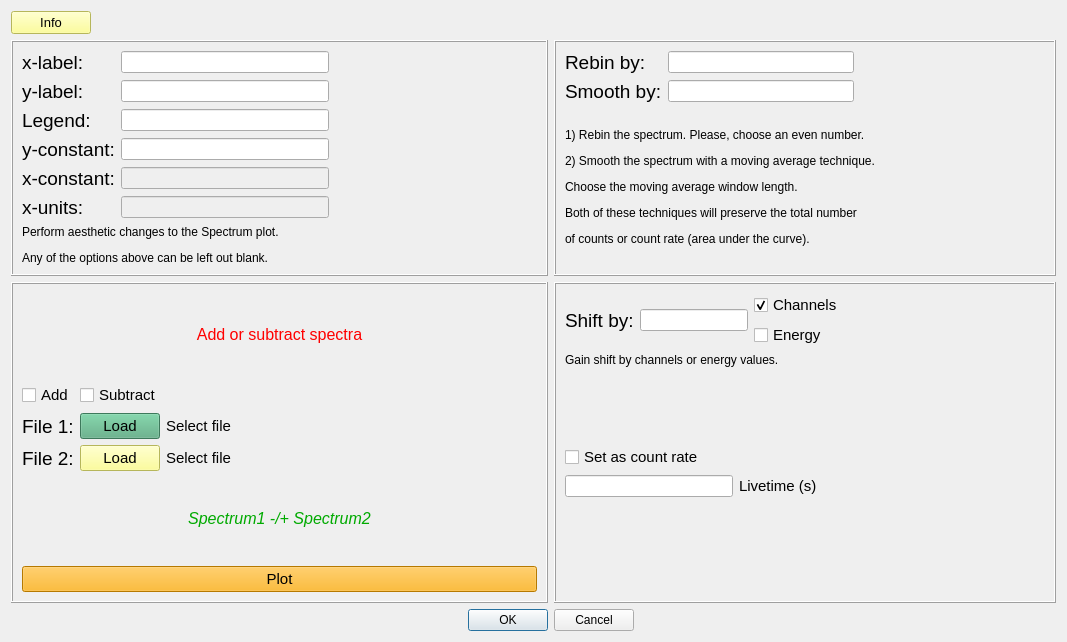
mauricioAyllon/NASA-gamma, file nasagamma/win_customize.ui: the form before one commit.
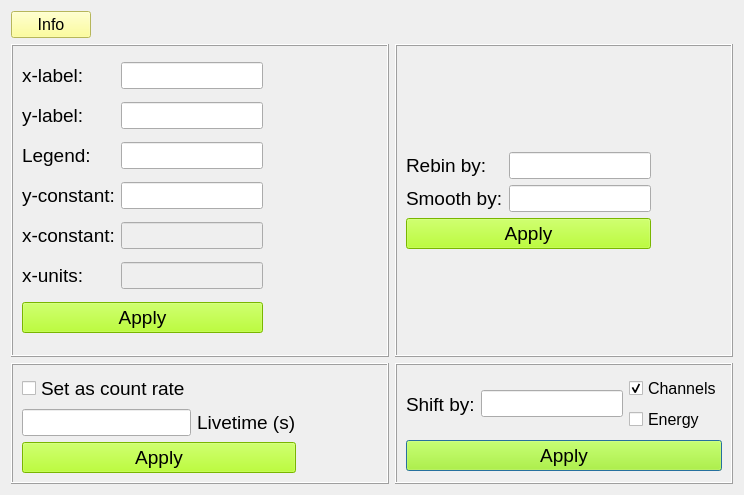
The form after the commit.

Commit message: Added info content to customize button, added new window for adding/subtracting spectra, and corresponding changes in main window

Patch:
```diff
--- a/nasagamma/win_customize.ui
+++ b/nasagamma/win_customize.ui
@@ -6,19 +6,238 @@
    <rect>
     <x>0</x>
     <y>0</y>
-    <width>1067</width>
-    <height>642</height>
+    <width>744</width>
+    <height>495</height>
    </rect>
   </property>
   <property name="windowTitle">
    <string>Dialog</string>
   </property>
   <layout class="QGridLayout" name="gridLayout">
+   <item row="2" column="2">
+    <widget class="QFrame" name="frame_4">
+     <property name="frameShape">
+      <enum>QFrame::Box</enum>
+     </property>
+     <property name="frameShadow">
+      <enum>QFrame::Raised</enum>
+     </property>
+     <layout class="QGridLayout" name="gridLayout_7">
+      <item row="0" column="0">
+       <layout class="QGridLayout" name="gridLayout_6">
+        <item row="0" column="0" rowspan="2">
+         <widget class="QLabel" name="label_10">
+          <property name="font">
+           <font>
+            <pointsize>14</pointsize>
+           </font>
+          </property>
+          <property name="text">
+           <string>Shift by:</string>
+          </property>
+         </widget>
+        </item>
+        <item row="0" column="2">
+         <widget class="QCheckBox" name="checkBox_ch">
+          <property name="font">
+           <font>
+            <pointsize>12</pointsize>
+           </font>
+          </property>
+          <property name="text">
+           <string>Channels</string>
+          </property>
+          <property name="checked">
+           <bool>true</bool>
+          </property>
+          <property name="autoExclusive">
+           <bool>true</bool>
+          </property>
+         </widget>
+        </item>
+        <item row="1" column="2">
+         <widget class="QCheckBox" name="checkBox_erg">
+          <property name="font">
+           <font>
+            <pointsize>12</pointsize>
+           </font>
+          </property>
+          <property name="text">
+           <string>Energy</string>
+          </property>
+          <property name="autoExclusive">
+           <bool>true</bool>
+          </property>
+         </widget>
+        </item>
+        <item row="0" column="1" rowspan="2">
+         <widget class="QLineEdit" name="shiftBy_txt">
+          <property name="font">
+           <font>
+            <pointsize>12</pointsize>
+           </font>
+          </property>
+         </widget>
+        </item>
+       </layout>
+      </item>
+      <item row="0" column="1">
+       <spacer name="horizontalSpacer_4">
+        <property name="orientation">
+         <enum>Qt::Horizontal</enum>
+        </property>
+        <property name="sizeHint" stdset="0">
+         <size>
+          <width>0</width>
+          <height>20</height>
+         </size>
+        </property>
+       </spacer>
+      </item>
+      <item row="1" column="0">
+       <widget class="QPushButton" name="button_apply_shift">
+        <property name="font">
+         <font>
+          <pointsize>14</pointsize>
+         </font>
+        </property>
+        <property name="styleSheet">
+         <string notr="true">background-color: rgb(170, 255, 0);</string>
+        </property>
+        <property name="text">
+         <string>Apply</string>
+        </property>
+       </widget>
+      </item>
+     </layout>
+    </widget>
+   </item>
+   <item row="1" column="2">
+    <widget class="QFrame" name="frame_2">
+     <property name="frameShape">
+      <enum>QFrame::Box</enum>
+     </property>
+     <property name="frameShadow">
+      <enum>QFrame::Raised</enum>
+     </property>
+     <layout class="QGridLayout" name="gridLayout_2">
+      <item row="1" column="1">
+       <widget class="QLineEdit" name="rebin_txt">
+        <property name="font">
+         <font>
+          <pointsize>12</pointsize>
+         </font>
+        </property>
+       </widget>
+      </item>
+      <item row="1" column="0">
+       <widget class="QLabel" name="label_7">
+        <property name="font">
+         <font>
+          <pointsize>14</pointsize>
+         </font>
+        </property>
+        <property name="text">
+         <string>Rebin by:</string>
+        </property>
+       </widget>
+      </item>
+      <item row="3" column="1">
+       <widget class="QLineEdit" name="smooth_txt">
+        <property name="font">
+         <font>
+          <pointsize>12</pointsize>
+         </font>
+        </property>
+       </widget>
+      </item>
+      <item row="3" column="0">
+       <widget class="QLabel" name="label_8">
+        <property name="font">
+         <font>
+          <pointsize>14</pointsize>
+         </font>
+        </property>
+        <property name="text">
+         <string>Smooth by:</string>
+        </property>
+       </widget>
+      </item>
+      <item row="3" column="2">
+       <spacer name="horizontalSpacer_2">
+        <property name="orientation">
+         <enum>Qt::Horizontal</enum>
+        </property>
+        <property name="sizeHint" stdset="0">
+         <size>
+          <width>53</width>
+          <height>20</height>
+         </size>
+        </property>
+       </spacer>
+      </item>
+      <item row="5" column="0">
+       <spacer name="verticalSpacer">
+        <property name="orientation">
+         <enum>Qt::Vertical</enum>
+        </property>
+        <property name="sizeHint" stdset="0">
+         <size>
+          <width>20</width>
+          <height>40</height>
+         </size>
+        </property>
+       </spacer>
+      </item>
+      <item row="4" column="0" colspan="2">
+       <widget class="QPushButton" name="button_apply_smooth">
+        <property name="font">
+         <font>
+          <pointsize>14</pointsize>
+         </font>
+        </property>
+        <property name="styleSheet">
+         <string notr="true">background-color: rgb(170, 255, 0);</string>
+        </property>
+        <property name="text">
+         <string>Apply</string>
+        </property>
+       </widget>
+      </item>
+      <item row="0" column="1">
+       <spacer name="verticalSpacer_2">
+        <property name="orientation">
+         <enum>Qt::Vertical</enum>
+        </property>
+        <property name="sizeHint" stdset="0">
+         <size>
+          <width>20</width>
+          <height>40</height>
+         </size>
+        </property>
+       </spacer>
+      </item>
+     </layout>
+    </widget>
+   </item>
+   <item row="0" column="1">
+    <spacer name="horizontalSpacer_5">
+     <property name="orientation">
+      <enum>Qt::Horizontal</enum>
+     </property>
+     <property name="sizeHint" stdset="0">
+      <size>
+       <width>40</width>
+       <height>20</height>
+      </size>
+     </property>
+    </spacer>
+   </item>
    <item row="0" column="0">
     <widget class="QPushButton" name="pushButton">
      <property name="font">
       <font>
-       <pointsize>10</pointsize>
+       <pointsize>12</pointsize>
       </font>
      </property>
      <property name="styleSheet">
@@ -29,20 +248,7 @@
      </property>
     </widget>
    </item>
-   <item row="0" column="1">
-    <spacer name="horizontalSpacer_9">
-     <property name="orientation">
-      <enum>Qt::Horizontal</enum>
-     </property>
-     <property name="sizeHint" stdset="0">
-      <size>
-       <width>305</width>
-       <height>20</height>
-      </size>
-     </property>
-    </spacer>
-   </item>
-   <item row="1" column="0" colspan="3">
+   <item row="1" column="0" colspan="2">
     <widget class="QFrame" name="frame">
      <property name="frameShape">
       <enum>QFrame::Box</enum>
@@ -50,8 +256,42 @@
      <property name="frameShadow">
       <enum>QFrame::Raised</enum>
      </property>
-     <layout class="QGridLayout" name="gridLayout_2">
-      <item row="0" column="0">
+     <layout class="QGridLayout" name="gridLayout_3">
+      <item row="4" column="0">
+       <widget class="QLabel" name="label_3">
+        <property name="font">
+         <font>
+          <pointsize>14</pointsize>
+         </font>
+        </property>
+        <property name="text">
+         <string>Legend:</string>
+        </property>
+       </widget>
+      </item>
+      <item row="4" column="1">
+       <widget class="QLineEdit" name="legend_txt">
+        <property name="font">
+         <font>
+          <pointsize>12</pointsize>
+         </font>
+        </property>
+       </widget>
+      </item>
+      <item row="4" column="2">
+       <spacer name="horizontalSpacer">
+        <property name="orientation">
+         <enum>Qt::Horizontal</enum>
+        </property>
+        <property name="sizeHint" stdset="0">
+         <size>
+          <width>19</width>
+          <height>20</height>
+         </size>
+        </property>
+       </spacer>
+      </item>
+      <item row="3" column="0">
        <widget class="QLabel" name="label_2">
         <property name="font">
          <font>
@@ -59,29 +299,11 @@
          </font>
         </property>
         <property name="text">
-         <string>x-label:</string>
-        </property>
-       </widget>
-      </item>
-      <item row="0" column="1">
-       <widget class="QLineEdit" name="x_label_txt"/>
-      </item>
-      <item row="1" column="0">
-       <widget class="QLabel" name="label">
-        <property name="font">
-         <font>
-          <pointsize>14</pointsize>
-         </font>
-        </property>
-        <property name="text">
          <string>y-label:</string>
         </property>
        </widget>
       </item>
-      <item row="1" column="1">
-       <widget class="QLineEdit" name="y_label_txt"/>
-      </item>
-      <item row="2" column="0">
+      <item row="5" column="0">
        <widget class="QLabel" name="label_4">
         <property name="font">
          <font>
@@ -89,113 +311,20 @@
          </font>
         </property>
         <property name="text">
-         <string>Legend:</string>
-        </property>
-       </widget>
-      </item>
-      <item row="2" column="1">
-       <widget class="QLineEdit" name="legend_txt">
-        <property name="text">
-         <string/>
-        </property>
-       </widget>
-      </item>
-      <item row="2" column="2">
-       <spacer name="horizontalSpacer_3">
-        <property name="orientation">
-         <enum>Qt::Horizontal</enum>
-        </property>
-        <property name="sizeHint" stdset="0">
-         <size>
-          <width>174</width>
-          <height>17</height>
-         </size>
-        </property>
-       </spacer>
-      </item>
-      <item row="3" column="0">
-       <widget class="QLabel" name="label_3">
-        <property name="font">
-         <font>
-          <pointsize>14</pointsize>
-         </font>
-        </property>
-        <property name="text">
          <string>y-constant:</string>
         </property>
        </widget>
       </item>
-      <item row="3" column="1">
+      <item row="5" column="1">
        <widget class="QLineEdit" name="yconst_txt">
-        <property name="text">
-         <string/>
-        </property>
-       </widget>
-      </item>
-      <item row="4" column="0">
-       <widget class="QLabel" name="label_11">
         <property name="font">
          <font>
-          <pointsize>14</pointsize>
+          <pointsize>12</pointsize>
          </font>
         </property>
-        <property name="text">
-         <string>x-constant:</string>
-        </property>
        </widget>
       </item>
-      <item row="4" column="1">
-       <widget class="QLineEdit" name="yconst_txt_2">
-        <property name="enabled">
-         <bool>false</bool>
-        </property>
-        <property name="text">
-         <string/>
-        </property>
-       </widget>
-      </item>
-      <item row="5" column="0">
-       <widget class="QLabel" name="label_12">
-        <property name="font">
-         <font>
-          <pointsize>14</pointsize>
-         </font>
-        </property>
-        <property name="text">
-         <string>x-units:</string>
-        </property>
-       </widget>
-      </item>
-      <item row="5" column="1">
-       <widget class="QLineEdit" name="yconst_txt_3">
-        <property name="enabled">
-         <bool>false</bool>
-        </property>
-        <property name="text">
-         <string/>
-        </property>
-       </widget>
-      </item>
-      <item row="6" column="0" colspan="2">
-       <widget class="QLabel" name="label_7">
-        <property name="text">
-         <string>&lt;html&gt;&lt;head/&gt;&lt;body&gt;&lt;p&gt;Perform aesthetic changes to the Spectrum plot. &lt;/p&gt;&lt;p&gt;Any of the options above can be left out blank.&lt;/p&gt;&lt;/body&gt;&lt;/html&gt;</string>
-        </property>
-       </widget>
-      </item>
-     </layout>
-    </widget>
-   </item>
-   <item row="1" column="3" colspan="2">
-    <widget class="QFrame" name="frame_2">
-     <property name="frameShape">
-      <enum>QFrame::Box</enum>
-     </property>
-     <property name="frameShadow">
-      <enum>QFrame::Raised</enum>
-     </property>
-     <layout class="QGridLayout" name="gridLayout_3">
-      <item row="0" column="0">
+      <item row="6" column="0">
        <widget class="QLabel" name="label_5">
         <property name="font">
          <font>
@@ -203,18 +332,32 @@
          </font>
         </property>
         <property name="text">
-         <string>Rebin by:</string>
+         <string>x-constant:</string>
         </property>
        </widget>
       </item>
-      <item row="0" column="1">
-       <widget class="QLineEdit" name="rebin_txt">
-        <property name="text">
-         <string/>
+      <item row="6" column="1">
+       <widget class="QLineEdit" name="xconst_txt">
+        <property name="enabled">
+         <bool>false</bool>
         </property>
+        <property name="font">
+         <font>
+          <pointsize>12</pointsize>
+         </font>
+        </property>
        </widget>
       </item>
-      <item row="1" column="0">
+      <item row="3" column="1">
+       <widget class="QLineEdit" name="y_label_txt">
+        <property name="font">
+         <font>
+          <pointsize>12</pointsize>
+         </font>
+        </property>
+       </widget>
+      </item>
+      <item row="7" column="0">
        <widget class="QLabel" name="label_6">
         <property name="font">
          <font>
@@ -222,41 +365,62 @@
          </font>
         </property>
         <property name="text">
-         <string>Smooth by:</string>
+         <string>x-units:</string>
         </property>
        </widget>
       </item>
-      <item row="1" column="1">
-       <widget class="QLineEdit" name="smooth_txt">
+      <item row="8" column="0" colspan="2">
+       <widget class="QPushButton" name="button_apply_lab">
+        <property name="font">
+         <font>
+          <pointsize>14</pointsize>
+         </font>
+        </property>
+        <property name="styleSheet">
+         <string notr="true">background-color: rgb(170, 255, 0);</string>
+        </property>
         <property name="text">
-         <string/>
+         <string>Apply</string>
         </property>
        </widget>
       </item>
-      <item row="1" column="2">
-       <spacer name="horizontalSpacer_4">
-        <property name="orientation">
-         <enum>Qt::Horizontal</enum>
+      <item row="7" column="1">
+       <widget class="QLineEdit" name="xunits_txt">
+        <property name="enabled">
+         <bool>false</bool>
         </property>
-        <property name="sizeHint" stdset="0">
-         <size>
-          <width>146</width>
-          <height>20</height>
-         </size>
+        <property name="font">
+         <font>
+          <pointsize>12</pointsize>
+         </font>
         </property>
-       </spacer>
+       </widget>
       </item>
-      <item row="2" column="0" colspan="3">
-       <widget class="QLabel" name="label_8">
+      <item row="2" column="0">
+       <widget class="QLabel" name="label">
+        <property name="font">
+         <font>
+          <pointsize>14</pointsize>
+         </font>
+        </property>
         <property name="text">
-         <string>&lt;html&gt;&lt;head/&gt;&lt;body&gt;&lt;p&gt;1) Rebin the spectrum. Please, choose an even number.&lt;/p&gt;&lt;p&gt;2) Smooth the spectrum with a moving average technique.&lt;/p&gt;&lt;p&gt;Choose the moving average window length.&lt;/p&gt;&lt;p&gt;Both of these techniques will preserve the total number&lt;/p&gt;&lt;p&gt;of counts or count rate (area under the curve).&lt;/p&gt;&lt;/body&gt;&lt;/html&gt;</string>
+         <string>x-label:</string>
+        </property>
+       </widget>
+      </item>
+      <item row="2" column="1">
+       <widget class="QLineEdit" name="x_label_txt">
+        <property name="font">
+         <font>
+          <pointsize>12</pointsize>
+         </font>
         </property>
        </widget>
       </item>
      </layout>
     </widget>
    </item>
-   <item row="2" column="3" colspan="2">
+   <item row="2" column="0" colspan="2">
     <widget class="QFrame" name="frame_3">
      <property name="frameShape">
       <enum>QFrame::Box</enum>
@@ -264,384 +428,71 @@
      <property name="frameShadow">
       <enum>QFrame::Raised</enum>
      </property>
-     <layout class="QGridLayout" name="gridLayout_9">
-      <item row="4" column="0">
-       <layout class="QGridLayout" name="gridLayout_5">
-        <item row="0" column="1">
-         <widget class="QLabel" name="label_livetime">
-          <property name="font">
-           <font>
-            <pointsize>11</pointsize>
-           </font>
-          </property>
-          <property name="text">
-           <string>Livetime (s)</string>
-          </property>
-         </widget>
-        </item>
-        <item row="0" column="0">
-         <widget class="QLineEdit" name="livetime_txt">
-          <property name="text">
-           <string/>
-          </property>
-         </widget>
-        </item>
-       </layout>
-      </item>
-      <item row="0" column="2">
-       <spacer name="horizontalSpacer_5">
-        <property name="orientation">
-         <enum>Qt::Horizontal</enum>
-        </property>
-        <property name="sizeHint" stdset="0">
-         <size>
-          <width>122</width>
-          <height>20</height>
-         </size>
-        </property>
-       </spacer>
-      </item>
-      <item row="1" column="0">
-       <widget class="QLabel" name="label_10">
-        <property name="text">
-         <string>&lt;html&gt;&lt;head/&gt;&lt;body&gt;&lt;p&gt;Gain shift by channels or energy values.&lt;/p&gt;&lt;/body&gt;&lt;/html&gt;</string>
-        </property>
-       </widget>
-      </item>
-      <item row="2" column="0">
-       <spacer name="verticalSpacer_2">
-        <property name="orientation">
-         <enum>Qt::Vertical</enum>
-        </property>
-        <property name="sizeHint" stdset="0">
-         <size>
-          <width>20</width>
-          <height>14</height>
-         </size>
-        </property>
-       </spacer>
-      </item>
-      <item row="0" column="0" colspan="2">
+     <layout class="QGridLayout" name="gridLayout_5">
+      <item row="0" column="0">
        <layout class="QGridLayout" name="gridLayout_4">
-        <item row="0" column="0">
-         <widget class="QLabel" name="label_9">
-          <property name="font">
-           <font>
-            <pointsize>14</pointsize>
-           </font>
-          </property>
-          <property name="text">
-           <string>Shift by:</string>
-          </property>
-         </widget>
-        </item>
-        <item row="0" column="1">
-         <widget class="QLineEdit" name="shiftBy_txt">
-          <property name="text">
-           <string/>
-          </property>
-         </widget>
-        </item>
-        <item row="0" column="2">
-         <layout class="QFormLayout" name="formLayout">
-          <item row="0" column="0">
-           <widget class="QCheckBox" name="customize_checkBox_ch">
-            <property name="font">
-             <font>
-              <pointsize>11</pointsize>
-             </font>
-            </property>
-            <property name="text">
-             <string>Channels</string>
-            </property>
-            <property name="checked">
-             <bool>true</bool>
-            </property>
-            <property name="autoExclusive">
-             <bool>true</bool>
-            </property>
-           </widget>
-          </item>
-          <item row="1" column="0">
-           <widget class="QCheckBox" name="customize_checkBox_erg">
-            <property name="font">
-             <font>
-              <pointsize>11</pointsize>
-             </font>
-            </property>
-            <property name="text">
-             <string>Energy</string>
-            </property>
-            <property name="autoExclusive">
-             <bool>true</bool>
-            </property>
-           </widget>
-          </item>
-         </layout>
-        </item>
-       </layout>
-      </item>
-      <item row="5" column="1">
-       <spacer name="verticalSpacer">
-        <property name="orientation">
-         <enum>Qt::Vertical</enum>
-        </property>
-        <property name="sizeHint" stdset="0">
-         <size>
-          <width>20</width>
-          <height>95</height>
-         </size>
-        </property>
-       </spacer>
-      </item>
-      <item row="3" column="0">
-       <widget class="QCheckBox" name="checkBox_CR">
-        <property name="font">
-         <font>
-          <pointsize>11</pointsize>
-         </font>
-        </property>
-        <property name="text">
-         <string>Set as count rate</string>
-        </property>
-       </widget>
-      </item>
-     </layout>
-    </widget>
-   </item>
-   <item row="3" column="0" colspan="2">
-    <spacer name="horizontalSpacer">
-     <property name="orientation">
-      <enum>Qt::Horizontal</enum>
-     </property>
-     <property name="sizeHint" stdset="0">
-      <size>
-       <width>386</width>
-       <height>20</height>
-      </size>
-     </property>
-    </spacer>
-   </item>
-   <item row="3" column="2" colspan="2">
-    <widget class="QDialogButtonBox" name="button_ok_custom">
-     <property name="orientation">
-      <enum>Qt::Horizontal</enum>
-     </property>
-     <property name="standardButtons">
-      <set>QDialogButtonBox::Cancel|QDialogButtonBox::Ok</set>
-     </property>
-    </widget>
-   </item>
-   <item row="3" column="4">
-    <spacer name="horizontalSpacer_2">
-     <property name="orientation">
-      <enum>Qt::Horizontal</enum>
-     </property>
-     <property name="sizeHint" stdset="0">
-      <size>
-       <width>352</width>
-       <height>20</height>
-      </size>
-     </property>
-    </spacer>
-   </item>
-   <item row="2" column="0" colspan="3">
-    <widget class="QFrame" name="frame_4">
-     <property name="frameShape">
-      <enum>QFrame::Box</enum>
-     </property>
-     <property name="frameShadow">
-      <enum>QFrame::Raised</enum>
-     </property>
-     <layout class="QGridLayout" name="gridLayout_8">
-      <item row="0" column="0">
-       <widget class="QLabel" name="label_13">
-        <property name="text">
-         <string>&lt;html&gt;&lt;head/&gt;&lt;body&gt;&lt;p align=&quot;center&quot;&gt;&lt;span style=&quot; font-size:12pt; color:#ff0000;&quot;&gt;Add or subtract spectra&lt;/span&gt;&lt;/p&gt;&lt;/body&gt;&lt;/html&gt;</string>
-        </property>
-       </widget>
-      </item>
-      <item row="1" column="0">
-       <layout class="QGridLayout" name="gridLayout_7">
-        <item row="0" column="0">
-         <widget class="QCheckBox" name="checkBox_add">
-          <property name="font">
-           <font>
-            <pointsize>11</pointsize>
-           </font>
-          </property>
-          <property name="text">
-           <string>Add</string>
-          </property>
-          <property name="autoExclusive">
-           <bool>true</bool>
-          </property>
-         </widget>
-        </item>
-        <item row="0" column="1">
-         <widget class="QCheckBox" name="checkBox_sub">
-          <property name="font">
-           <font>
-            <pointsize>11</pointsize>
-           </font>
-          </property>
-          <property name="text">
-           <string>Subtract</string>
-          </property>
-          <property name="autoExclusive">
-           <bool>true</bool>
-          </property>
-         </widget>
-        </item>
-        <item row="0" column="2">
-         <spacer name="horizontalSpacer_6">
-          <property name="orientation">
-           <enum>Qt::Horizontal</enum>
-          </property>
-          <property name="sizeHint" stdset="0">
-           <size>
-            <width>40</width>
-            <height>20</height>
-           </size>
-          </property>
-         </spacer>
-        </item>
-       </layout>
-      </item>
-      <item row="2" column="0">
-       <layout class="QGridLayout" name="gridLayout_6">
-        <item row="0" column="1">
-         <widget class="QPushButton" name="button_load1">
-          <property name="font">
-           <font>
-            <pointsize>11</pointsize>
-           </font>
-          </property>
-          <property name="styleSheet">
-           <string notr="true">background-color: rgb(85, 170, 127);</string>
-          </property>
-          <property name="text">
-           <string>Load</string>
-          </property>
-         </widget>
-        </item>
         <item row="1" column="0">
-         <widget class="QLabel" name="label_15">
+         <widget class="QLineEdit" name="livetime_txt">
           <property name="font">
            <font>
-            <pointsize>14</pointsize>
+            <pointsize>12</pointsize>
            </font>
-          </property>
-          <property name="text">
-           <string>File 2:</string>
-          </property>
-         </widget>
-        </item>
-        <item row="0" column="0">
-         <widget class="QLabel" name="label_14">
-          <property name="font">
-           <font>
-            <pointsize>14</pointsize>
-           </font>
-          </property>
-          <property name="text">
-           <string>File 1:</string>
           </property>
          </widget>
         </item>
         <item row="1" column="1">
-         <widget class="QPushButton" name="button_load2">
+         <widget class="QLabel" name="label_9">
           <property name="font">
            <font>
-            <pointsize>11</pointsize>
+            <pointsize>14</pointsize>
+           </font>
+          </property>
+          <property name="text">
+           <string>Livetime (s)</string>
+          </property>
+         </widget>
+        </item>
+        <item row="2" column="0" colspan="2">
+         <widget class="QPushButton" name="button_apply_CR">
+          <property name="font">
+           <font>
+            <pointsize>14</pointsize>
            </font>
           </property>
           <property name="styleSheet">
-           <string notr="true">background-color: rgb(255, 255, 127);</string>
+           <string notr="true">background-color: rgb(170, 255, 0);</string>
           </property>
           <property name="text">
-           <string>Load</string>
+           <string>Apply</string>
           </property>
          </widget>
         </item>
-        <item row="0" column="2">
-         <widget class="QLabel" name="filename1">
+        <item row="0" column="0">
+         <widget class="QCheckBox" name="checkBox_CR">
           <property name="font">
            <font>
-            <pointsize>11</pointsize>
+            <pointsize>14</pointsize>
            </font>
           </property>
           <property name="text">
-           <string>Select file</string>
+           <string>Set as count rate</string>
           </property>
          </widget>
         </item>
-        <item row="0" column="4">
-         <spacer name="horizontalSpacer_8">
-          <property name="orientation">
-           <enum>Qt::Horizontal</enum>
-          </property>
-          <property name="sizeHint" stdset="0">
-           <size>
-            <width>40</width>
-            <height>20</height>
-           </size>
-          </property>
-         </spacer>
-        </item>
-        <item row="1" column="2">
-         <widget class="QLabel" name="filename2">
-          <property name="font">
-           <font>
-            <pointsize>11</pointsize>
-           </font>
-          </property>
-          <property name="text">
-           <string>Select file</string>
-          </property>
-         </widget>
-        </item>
-        <item row="1" column="4">
-         <spacer name="horizontalSpacer_7">
-          <property name="orientation">
-           <enum>Qt::Horizontal</enum>
-          </property>
-          <property name="sizeHint" stdset="0">
-           <size>
-            <width>40</width>
-            <height>20</height>
-           </size>
-          </property>
-         </spacer>
-        </item>
        </layout>
       </item>
-      <item row="3" column="0">
-       <widget class="QLabel" name="label_18">
-        <property name="font">
-         <font>
-          <pointsize>12</pointsize>
-         </font>
+      <item row="0" column="1">
+       <spacer name="horizontalSpacer_3">
+        <property name="orientation">
+         <enum>Qt::Horizontal</enum>
         </property>
-        <property name="text">
-         <string>&lt;html&gt;&lt;head/&gt;&lt;body&gt;&lt;p align=&quot;center&quot;&gt;&lt;span style=&quot; font-style:italic; color:#00aa00;&quot;&gt;Spectrum1 -/+ Spectrum2&lt;/span&gt;&lt;/p&gt;&lt;/body&gt;&lt;/html&gt;</string>
+        <property name="sizeHint" stdset="0">
+         <size>
+          <width>37</width>
+          <height>20</height>
+         </size>
         </property>
-       </widget>
-      </item>
-      <item row="4" column="0">
-       <widget class="QPushButton" name="button_plot">
-        <property name="font">
-         <font>
-          <pointsize>11</pointsize>
-         </font>
-        </property>
-        <property name="styleSheet">
-         <string notr="true">background-color: rgb(255, 170, 0);</string>
-        </property>
-        <property name="text">
-         <string>Plot</string>
-        </property>
-       </widget>
+       </spacer>
       </item>
      </layout>
     </widget>
```
Left out of the diff: 37 changed lines with no effect on the pictures. The commit also changes 3 other files.
